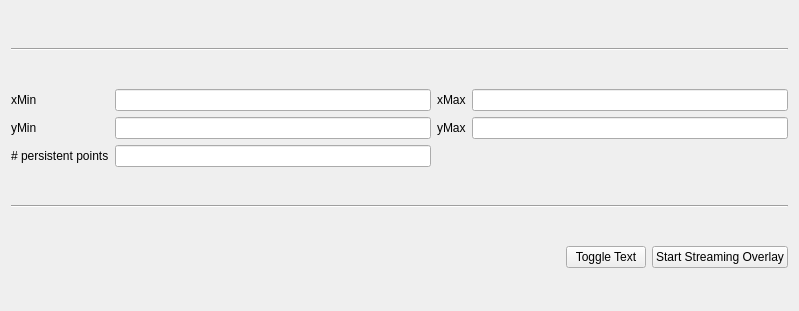
johnbatzer18/biomech_flexsea-plan, file ui/w_ankleAnglePlot.ui: the form before one commit.
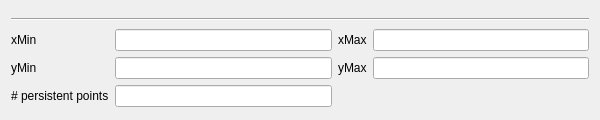
The form after the commit.

Commit message: Cleaning more old code. There is still a conflict between the two Gait Lab windows, but it's getting better

The edit to the form file:
```diff
--- a/ui/w_ankleAnglePlot.ui
+++ b/ui/w_ankleAnglePlot.ui
@@ -6,8 +6,8 @@
    <rect>
     <x>0</x>
     <y>0</y>
-    <width>799</width>
-    <height>311</height>
+    <width>600</width>
+    <height>120</height>
    </rect>
   </property>
   <property name="minimumSize">
@@ -103,44 +103,6 @@
      </item>
     </layout>
    </item>
-   <item>
-    <widget class="Line" name="line">
-     <property name="orientation">
-      <enum>Qt::Horizontal</enum>
-     </property>
-    </widget>
-   </item>
-   <item>
-    <layout class="QGridLayout" name="gridLayout_2">
-     <item row="0" column="0">
-      <spacer name="horizontalSpacer">
-       <property name="orientation">
-        <enum>Qt::Horizontal</enum>
-       </property>
-       <property name="sizeHint" stdset="0">
-        <size>
-         <width>40</width>
-         <height>20</height>
-        </size>
-       </property>
-      </spacer>
-     </item>
-     <item row="0" column="2">
-      <widget class="QPushButton" name="streamButton">
-       <property name="text">
-        <string>Start Streaming Overlay</string>
-       </property>
-      </widget>
-     </item>
-     <item row="0" column="1">
-      <widget class="QPushButton" name="textToggleButton">
-       <property name="text">
-        <string>Toggle Text</string>
-       </property>
-      </widget>
-     </item>
-    </layout>
-   </item>
   </layout>
  </widget>
  <resources/>
```
The commit also changes 4 other files.
